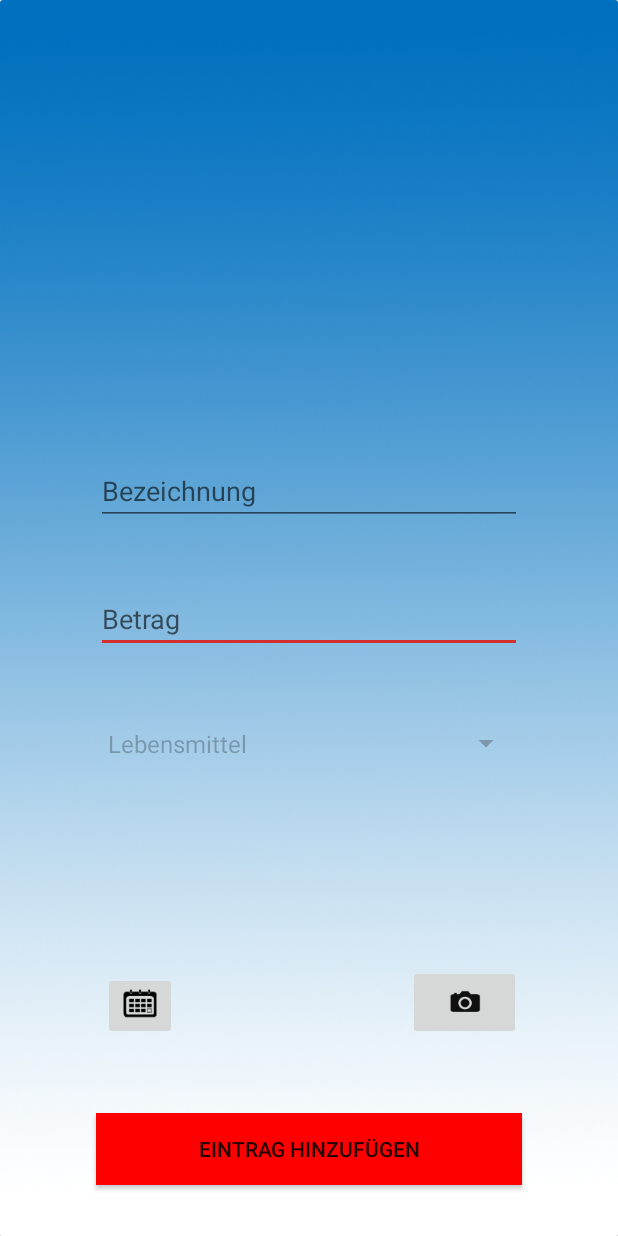
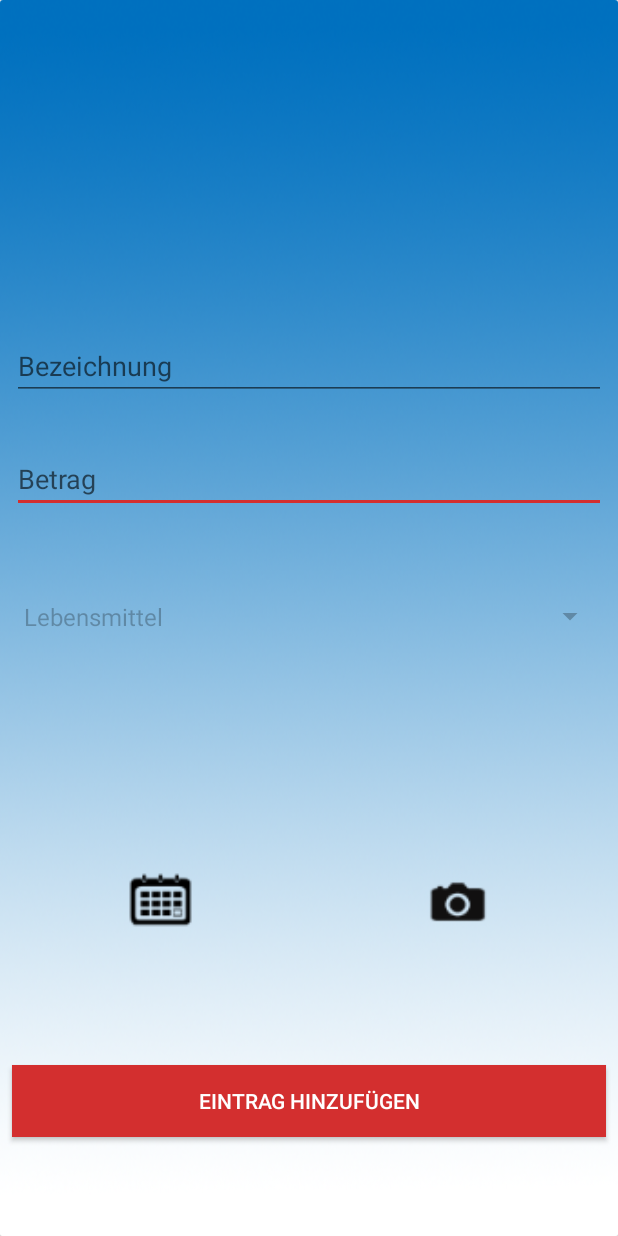
Before and after one commit to Beo1337/CashofClans, an Android app: the screen it shows after launch (EntryActivity), after a tap on an icon or button, on a phone screen of 412 x 824 dp. Run offline under Robolectric (Android 15) with nearby library versions, the phone set to English and light mode, and no system bars; 5 statements that could not run were skipped.

```diff
--- a/app/src/main/java/com/cashify/entry/EntryActivity.java
+++ b/app/src/main/java/com/cashify/entry/EntryActivity.java
@@ -98,9 +98,9 @@ public class EntryActivity extends AppCompatActivity {
             if (bundle.getString("mode").equals("sub"))//Wenn abgezogen wird, Vorzeichen ändern.
             {
                 vorzeichen = -1;//Wenn abgezogen wird, Vorzeichen ändern
-                commit.setBackgroundColor(Color.RED);
+                commit.setBackgroundColor(getResources().getColor(R.color.colorRed));
             } else
-                commit.setBackgroundColor(Color.GREEN);
+                commit.setBackgroundColor(getResources().getColor(R.color.colorGreen));
 
             if (bundle.getString("cat") != null)//Wenn Shortcut gewählt wurde, ist Kategorie schon vorausgewählt.
             {
--- a/app/src/main/res/layout/content_add.xml
+++ b/app/src/main/res/layout/content_add.xml
@@ -7,68 +7,76 @@
     app:layout_behavior="@string/appbar_scrolling_view_behavior"
     tools:context="com.cashify.entry.EntryActivity"
     tools:showIn="@layout/activity_add"
-    android:background="@drawable/sky">
+    android:background="@drawable/sky"
+    app:cardCornerRadius="1dp">
 
     <EditText
         android:id="@+id/Betrag"
-        android:layout_width="match_parent"
+        android:layout_width="0dp"
         android:layout_height="wrap_content"
+        android:layout_marginEnd="8dp"
+        android:layout_marginLeft="8dp"
+        android:layout_marginRight="8dp"
+        android:layout_marginStart="8dp"
         android:ems="10"
         android:hint="Betrag"
         android:imeOptions="actionDone"
         android:inputType="numberDecimal"
         app:layout_constraintBottom_toBottomOf="parent"
-        app:layout_constraintHorizontal_bias="0.502"
         app:layout_constraintLeft_toLeftOf="parent"
         app:layout_constraintRight_toRightOf="parent"
         app:layout_constraintTop_toTopOf="parent"
-        android:layout_marginLeft="64dp"
-        app:layout_constraintVertical_bias="0.501"
-        android:layout_marginRight="64dp" />
+        app:layout_constraintVertical_bias="0.381" />
 
     <EditText
         android:id="@+id/title"
-        android:layout_width="match_parent"
+        android:layout_width="0dp"
         android:layout_height="wrap_content"
-        android:layout_marginLeft="64dp"
-        android:layout_marginRight="64dp"
+        android:layout_marginLeft="8dp"
+        android:layout_marginRight="8dp"
         android:ems="10"
         android:hint="Bezeichnung"
         android:inputType="textPersonName"
         app:layout_constraintBottom_toBottomOf="parent"
-        app:layout_constraintHorizontal_bias="0.502"
         app:layout_constraintLeft_toLeftOf="parent"
         app:layout_constraintRight_toRightOf="parent"
         app:layout_constraintTop_toTopOf="parent"
-        app:layout_constraintVertical_bias="0.391" />
+        app:layout_constraintVertical_bias="0.284"
+        android:layout_marginStart="8dp"
+        android:layout_marginEnd="8dp" />
 
 
     <Spinner
         android:id="@+id/category"
-        android:layout_width="match_parent"
+        android:layout_width="0dp"
         android:layout_height="42dp"
         android:layout_marginBottom="8dp"
-        android:layout_marginLeft="64dp"
-        android:layout_marginRight="64dp"
+        android:layout_marginEnd="8dp"
+        android:layout_marginLeft="8dp"
+        android:layout_marginRight="8dp"
+        android:layout_marginStart="8dp"
         android:layout_marginTop="8dp"
         app:layout_constraintBottom_toBottomOf="parent"
         app:layout_constraintLeft_toLeftOf="parent"
         app:layout_constraintRight_toRightOf="parent"
         app:layout_constraintTop_toTopOf="parent"
-        app:layout_constraintVertical_bias="0.609"
-        app:layout_constraintHorizontal_bias="0.0" />
+        app:layout_constraintVertical_bias="0.499" />
 
     <Button
         android:id="@+id/ButtonCommit"
-        android:layout_width="match_parent"
+        android:layout_width="0dp"
         android:layout_height="wrap_content"
-        android:layout_marginBottom="34dp"
-        android:layout_marginLeft="64dp"
-        android:layout_marginRight="64dp"
+        android:layout_marginBottom="66dp"
+        android:layout_marginEnd="8dp"
+        android:layout_marginLeft="8dp"
+        android:layout_marginRight="8dp"
+        android:layout_marginStart="8dp"
+
         android:onClick="eintragen"
         android:text="eintrag hinzufügen"
+        android:textColor="@color/colorWhite"
         app:layout_constraintBottom_toBottomOf="parent"
-        app:layout_constraintHorizontal_bias="0.0"
+        app:layout_constraintHorizontal_bias="0.406"
         app:layout_constraintLeft_toLeftOf="parent"
         app:layout_constraintRight_toRightOf="parent" />
 
@@ -81,31 +89,41 @@
         android:layout_marginLeft="8dp"
         android:layout_marginRight="8dp"
         android:layout_marginTop="8dp"
+        android:background="@android:color/transparent"
         android:onClick="cam"
         app:layout_constraintBottom_toBottomOf="parent"
-        app:layout_constraintHorizontal_bias="0.823"
+        app:layout_constraintHorizontal_bias="0.808"
         app:layout_constraintLeft_toLeftOf="parent"
         app:layout_constraintRight_toRightOf="parent"
         app:layout_constraintTop_toTopOf="parent"
-        app:layout_constraintVertical_bias="0.838"
-        app:srcCompat="@drawable/cameraicon" />
+        app:layout_constraintVertical_bias="0.752"
+        app:srcCompat="@drawable/cameraicon"
+        android:padding="2dp"
+        android:scaleType="fitCenter"
+        android:layout_marginStart="8dp"
+        android:layout_marginEnd="8dp" />
 
     <ImageButton
         android:id="@+id/imageButton10"
-        android:layout_width="wrap_content"
-        android:layout_height="wrap_content"
-        android:onClick="showStartDateDialog"
-        app:srcCompat="@drawable/kalendericon"
+        android:layout_width="75dp"
+        android:layout_height="50dp"
         android:layout_marginBottom="8dp"
         android:layout_marginLeft="8dp"
+        android:layout_marginRight="8dp"
+        android:layout_marginTop="8dp"
+        android:background="@android:color/transparent"
+        android:onClick="showStartDateDialog"
+        app:layout_constraintBottom_toBottomOf="parent"
+        app:layout_constraintHorizontal_bias="0.191"
         app:layout_constraintLeft_toLeftOf="parent"
-        app:layout_constraintBottom_toBottomOf="parent"
+        app:layout_constraintRight_toRightOf="parent"
         app:layout_constraintTop_toTopOf="parent"
-        android:layout_marginTop="8dp"
-        app:layout_constraintVertical_bias="0.839"
-        android:layout_marginRight="8dp"
-        app:layout_constraintRight_toRightOf="parent"
-        app:layout_constraintHorizontal_bias="0.175" />
+        app:layout_constraintVertical_bias="0.752"
+        app:srcCompat="@drawable/kalendericon"
+        android:padding="2dp"
+        android:scaleType="fitCenter"
+        android:layout_marginStart="8dp"
+        android:layout_marginEnd="8dp" />
 
 
 </android.support.constraint.ConstraintLayout>
--- a/app/src/main/res/layout/fragment_main.xml
+++ b/app/src/main/res/layout/fragment_main.xml
@@ -108,7 +108,7 @@
     </GridLayout>
 
     <LinearLayout
-        android:layout_width="match_parent"
+        android:layout_width="0dp"
         android:layout_height="wrap_content"
         android:layout_marginBottom="16dp"
         android:layout_weight="1"
--- a/app/src/main/res/layout/fragment_overview.xml
+++ b/app/src/main/res/layout/fragment_overview.xml
@@ -8,29 +8,20 @@
     tools:context="com.cashify.overview.OverviewFragment">
 
 
-    <com.github.mikephil.charting.charts.PieChart
-        android:id="@+id/chart"
-        android:layout_width="300dp"
-        android:layout_height="300dp"
-        android:layout_gravity="center_horizontal"
-        android:layout_marginBottom="8dp"
-        android:layout_marginLeft="8dp"
-        android:layout_marginRight="8dp"
-        app:layout_constraintBottom_toTopOf="@+id/linearLayout"
-        app:layout_constraintLeft_toLeftOf="parent"
-        app:layout_constraintRight_toRightOf="parent" />
-
-    <LinearLayout
-        android:id="@+id/linearLayout"
-        android:layout_width="match_parent"
+    <Button
+        android:id="@+id/list_button"
+        android:layout_width="wrap_content"
         android:layout_height="wrap_content"
-        android:layout_marginBottom="8dp"
-        android:layout_marginLeft="8dp"
-        android:layout_marginRight="8dp"
-        android:orientation="horizontal"
+        android:layout_marginBottom="16dp"
+        android:layout_marginLeft="16dp"
+        android:layout_marginStart="16dp"
+        android:layout_weight="1"
+        android:drawableLeft="@mipmap/bullish"
+        android:elevation="0dp"
+        android:text="List"
         app:layout_constraintBottom_toBottomOf="parent"
         app:layout_constraintLeft_toLeftOf="parent"
-        app:layout_constraintRight_toRightOf="parent">
+        tools:layout_constraintLeft_creator="1" />
 
     <Button
         android:id="@+id/csv_button"
@@ -47,20 +38,18 @@
         tools:layout_constraintBottom_creator="1"
         tools:layout_constraintRight_creator="1" />
 
-        <Button
-            android:id="@+id/list_button"
-            android:layout_width="wrap_content"
-            android:layout_height="wrap_content"
-            android:layout_marginBottom="16dp"
-            android:layout_marginLeft="16dp"
-            android:layout_marginStart="16dp"
-            android:layout_weight="1"
-            android:drawableLeft="@mipmap/bullish"
-            android:elevation="0dp"
-            android:text="List"
+    <com.github.mikephil.charting.charts.PieChart
+        android:id="@+id/chart"
+        android:layout_width="300dp"
+        android:layout_height="300dp"
+        android:layout_gravity="center_horizontal"
+        android:layout_marginLeft="8dp"
+        android:layout_marginRight="8dp"
+        app:layout_constraintLeft_toLeftOf="parent"
+        app:layout_constraintRight_toRightOf="parent"
+        android:layout_marginStart="8dp"
+        android:layout_marginEnd="8dp"
         app:layout_constraintBottom_toBottomOf="parent"
-            app:layout_constraintLeft_toLeftOf="parent"
-            tools:layout_constraintLeft_creator="1" />
-    </LinearLayout>
+        android:layout_marginBottom="130dp" />
 
 </android.support.constraint.ConstraintLayout>
```
Lines whose indentation alone changed are shown as unchanged.
